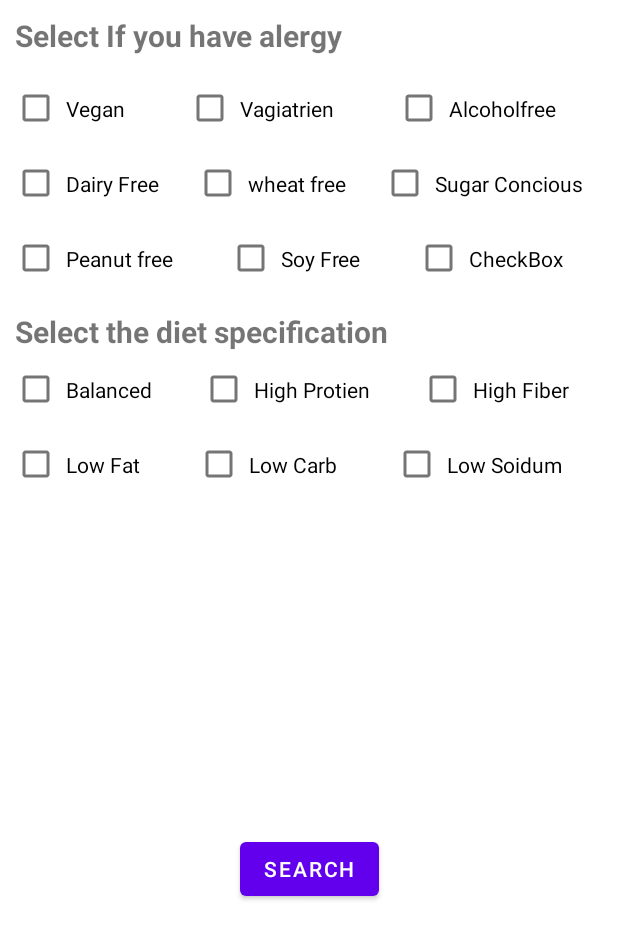
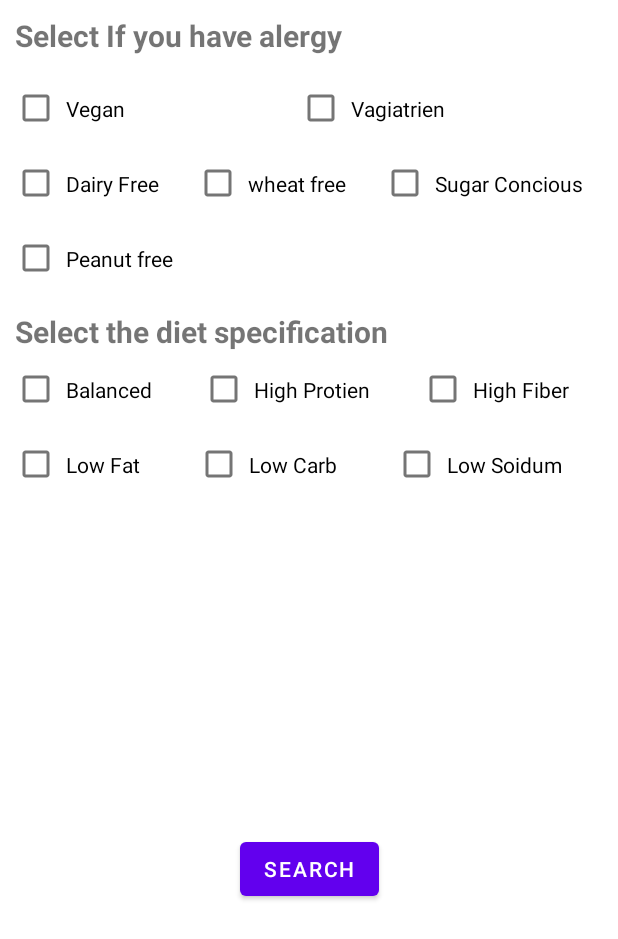
Before and after one commit to Amir-Raza-Teesside/ObesityDetectionUsingMachineLearning, an Android app: the layout custom_dailoge_foodselection.xml on its own in the app's theme, with its tools: preview values and no code run, on a phone screen of 412 x 824 dp. Shown: the top 939 px of the screen. Run offline under Robolectric (Android 15) with nearby library versions, the phone set to English and light mode, and no system bars; network calls fail.

```diff
--- a/app/src/main/res/layout/custom_dailoge_foodselection.xml
+++ b/app/src/main/res/layout/custom_dailoge_foodselection.xml
@@ -39,6 +39,7 @@
                 android:layout_margin="4dp"
                 android:layout_weight="1"
                 android:minHeight="48dp"
+                android:onClick="ondietFilter"
                 android:padding="4dp"
                 android:text="Balanced"
                 tools:ignore="TouchTargetSizeCheck" />
@@ -49,6 +50,7 @@
                 android:layout_height="wrap_content"
                 android:layout_margin="4dp"
                 android:layout_weight="1"
+                android:onClick="ondietFilter"
                 android:padding="4dp"
                 android:text="High Protien" />
 
@@ -58,6 +60,7 @@
                 android:layout_height="wrap_content"
                 android:layout_margin="4dp"
                 android:layout_weight="1"
+                android:onClick="ondietFilter"
                 android:padding="4dp"
                 android:text="High Fiber" />
         </LinearLayout>
@@ -73,6 +76,7 @@
                 android:layout_height="wrap_content"
                 android:layout_margin="4dp"
                 android:layout_weight="1"
+                android:onClick="ondietFilter"
                 android:padding="4dp"
                 android:text="Low Fat" />
 
@@ -82,6 +86,7 @@
                 android:layout_height="wrap_content"
                 android:layout_margin="4dp"
                 android:layout_weight="1"
+                android:onClick="ondietFilter"
                 android:padding="4dp"
                 android:text="Low Carb" />
 
@@ -91,6 +96,7 @@
                 android:layout_height="wrap_content"
                 android:layout_margin="4dp"
                 android:layout_weight="1"
+                android:onClick="ondietFilter"
                 android:padding="4dp"
                 android:text="Low Soidum" />
         </LinearLayout>
@@ -138,7 +144,7 @@
             android:orientation="horizontal">
 
             <CheckBox
-                android:id="@+id/checkBox14"
+                android:id="@+id/vegan"
                 android:layout_width="wrap_content"
                 android:layout_height="wrap_content"
                 android:layout_margin="4dp"
@@ -147,7 +153,7 @@
                 android:text="Vegan" />
 
             <CheckBox
-                android:id="@+id/checkBox13"
+                android:id="@+id/Vagiterian"
                 android:layout_width="wrap_content"
                 android:layout_height="wrap_content"
                 android:layout_margin="4dp"
@@ -155,14 +161,6 @@
                 android:padding="4dp"
                 android:text="Vagiatrien" />
 
-            <CheckBox
-                android:id="@+id/checkBox12"
-                android:layout_width="wrap_content"
-                android:layout_height="wrap_content"
-                android:layout_margin="4dp"
-                android:layout_weight="1"
-                android:padding="4dp"
-                android:text="Alcoholfree" />
         </LinearLayout>
 
         <LinearLayout
@@ -171,7 +169,7 @@
             android:orientation="horizontal">
 
             <CheckBox
-                android:id="@+id/checkBox11"
+                android:id="@+id/DairyFree"
                 android:layout_width="wrap_content"
                 android:layout_height="wrap_content"
                 android:layout_margin="4dp"
@@ -180,7 +178,7 @@
                 android:text="Dairy Free" />
 
             <CheckBox
-                android:id="@+id/checkBox10"
+                android:id="@+id/WheatFree"
                 android:layout_width="wrap_content"
                 android:layout_height="wrap_content"
                 android:layout_margin="4dp"
@@ -189,7 +187,7 @@
                 android:text="wheat free" />
 
             <CheckBox
-                android:id="@+id/checkBox9"
+                android:id="@+id/SugarConcious"
                 android:layout_width="wrap_content"
                 android:layout_height="wrap_content"
                 android:layout_margin="4dp"
@@ -204,7 +202,7 @@
             android:orientation="horizontal">
 
             <CheckBox
-                android:id="@+id/checkBox8"
+                android:id="@+id/PeanutFree"
                 android:layout_width="wrap_content"
                 android:layout_height="wrap_content"
                 android:layout_margin="4dp"
@@ -212,24 +210,6 @@
                 android:padding="4dp"
                 android:text="Peanut free" />
 
-            <CheckBox
-                android:id="@+id/checkBox7"
-                android:layout_width="wrap_content"
-                android:layout_height="wrap_content"
-                android:layout_margin="4dp"
-                android:layout_weight="1"
-                android:padding="4dp"
-                android:text="Soy Free" />
-
-            <CheckBox
-                android:id="@+id/checkBox6"
-                android:layout_width="wrap_content"
-                android:layout_height="wrap_content"
-
-                android:layout_weight="1"
-                android:padding="4dp"
-                android:layout_margin="4dp"
-                android:text="CheckBox" />
         </LinearLayout>
     </LinearLayout>
 
```
Also changed, not shown: app/src/main/java/uk/ac/tees/aad/obesity2/foodrecomender.java (+128 -3 lines).
